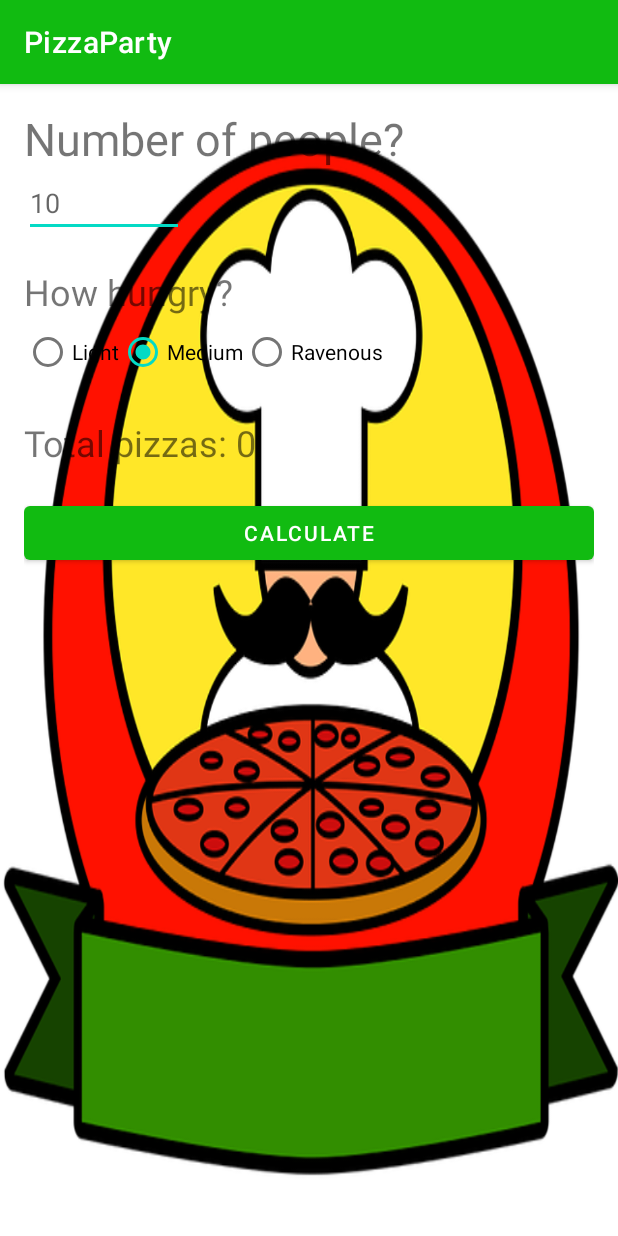
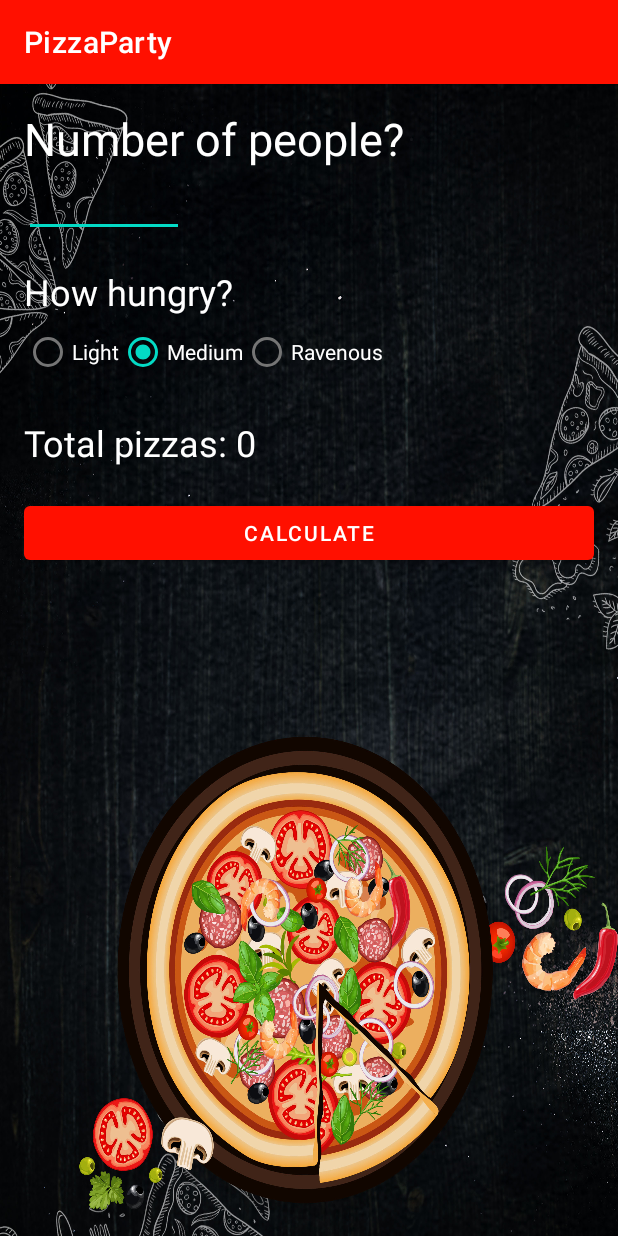
Before and after one commit to MatijaBenko/zybookPizzaPartyApp, an Android app: the screen it shows after launch (MainActivity), after a tap on "CALCULATE", on a phone screen of 412 x 824 dp. Run offline under Robolectric (Android 15) with nearby library versions, the phone set to English and light mode, and no system bars.

Commit message:
Finish PizzaParty MVC

```diff
--- a/PizzaParty/app/src/main/java/com/zybooks/pizzaparty/MainActivity.java
+++ b/PizzaParty/app/src/main/java/com/zybooks/pizzaparty/MainActivity.java
@@ -1,6 +1,7 @@
 
 package com.zybooks.pizzaparty;
 
+import android.util.Log;
 import android.os.Bundle;
 import android.view.View;
 import android.widget.EditText;
@@ -16,35 +17,48 @@ public class MainActivity extends AppCompatActivity {
     private TextView mNumPizzasTextView;
     private RadioGroup mHowHungryRadioGroup;
 
+    private final static String TAG = "MainActivity";
+
     @Override
     protected void onCreate(Bundle savedInstanceState) {
         super.onCreate(savedInstanceState);
         setContentView(R.layout.activity_main);
+
+        Log.d(TAG, "onCreate was called");
+
         mNumAttendEditText = findViewById(R.id.attendEditText);
         mNumPizzasTextView = findViewById(R.id.answerTextView);
         mHowHungryRadioGroup = findViewById(R.id.hungryRadioGroup);
     }
 
     public void calculateClick(View view) {
-        String numAttendStr = mNumAttendEditText.getText().toString();
-        int numAttend = Integer.parseInt(numAttendStr);
 
-        // Determine how many slices on average each person will eat
-        int slicesPerPerson = 0;
+        // Get how many are attending the party
+        int numAttend;
+        try {
+            String numAttendStr = mNumAttendEditText.getText().toString();
+            numAttend = Integer.parseInt(numAttendStr);
+        }
+        catch (NumberFormatException ex) {
+            numAttend = 0;
+        }
+
+        // Get hunger level selection
         int checkedId = mHowHungryRadioGroup.getCheckedRadioButtonId();
+        PizzaCalculator.HungerLevel hungerLevel = PizzaCalculator.HungerLevel.RAVENOUS;
         if (checkedId == R.id.lightRadioButton) {
-            slicesPerPerson = 2;
+            hungerLevel = PizzaCalculator.HungerLevel.LIGHT;
         }
         else if (checkedId == R.id.mediumRadioButton) {
-            slicesPerPerson = 3;
-        }
-        else if (checkedId == R.id.ravenousRadioButton) {
-            slicesPerPerson = 4;
+            hungerLevel = PizzaCalculator.HungerLevel.MEDIUM;
         }
 
-        // Calculate and show the number of pizzas needed
-        int totalPizzas = (int) Math.ceil(numAttend * slicesPerPerson /
-                (double) SLICES_PER_PIZZA);
-        mNumPizzasTextView.setText("Total pizzas: " + totalPizzas);
+        // Get the number of pizzas needed
+        PizzaCalculator calc = new PizzaCalculator(numAttend, hungerLevel);
+        int totalPizzas = calc.getTotalPizzas();
+
+        // Place totalPizzas into the string resource and display
+        String totalText = getString(R.string.total_pizzas, totalPizzas);
+        mNumPizzasTextView.setText(totalText);
     }
 }
--- /dev/null
+++ b/PizzaParty/app/src/main/java/com/zybooks/pizzaparty/PizzaCalculator.java
@@ -0,0 +1,49 @@
+package com.zybooks.pizzaparty;
+
+public class PizzaCalculator {
+    public enum HungerLevel {
+        LIGHT, MEDIUM, RAVENOUS
+    }
+
+    public final static int SLICES_PER_PIZZA = 8;
+
+    private HungerLevel mHungerLevel;
+    private int mPartySize;
+
+    public PizzaCalculator(int partySize, HungerLevel level) {
+        setHungerLevel(level);
+        setPartySize(partySize);
+    }
+
+    public HungerLevel getHungerLevel() {
+        return mHungerLevel;
+    }
+
+    public void setHungerLevel(HungerLevel level) {
+        mHungerLevel = level;
+    }
+
+    public int getPartySize() {
+        return mPartySize;
+    }
+
+    public void setPartySize(int partySize) {
+        if (partySize >= 0) {
+            mPartySize = partySize;
+        }
+    }
+
+    public int getTotalPizzas() {
+        int slicesPerPerson;
+        if (mHungerLevel == HungerLevel.LIGHT) {
+            slicesPerPerson = 2;
+        }
+        else if (mHungerLevel == HungerLevel.MEDIUM) {
+            slicesPerPerson = 3;
+        }
+        else {
+            slicesPerPerson = 4;
+        }
+        return (int) Math.ceil(mPartySize * slicesPerPerson / (double) SLICES_PER_PIZZA);
+    }
+}
--- a/PizzaParty/app/src/main/res/layout/activity_main.xml
+++ b/PizzaParty/app/src/main/res/layout/activity_main.xml
@@ -17,7 +17,9 @@
         android:layout_height="wrap_content"
         android:text="@string/number_of_people"
         android:textSize="@dimen/label_text_size"
+        android:textColor="@color/white"
         android:labelFor="@id/attendEditText" />
+
 
     <EditText
         android:id="@+id/attendEditText"
@@ -26,14 +28,16 @@
         android:inputType="number"
         android:ems="5"
         android:importantForAutofill="no"
-        android:hint="10" />
+        android:textColor="@color/white"
+        android:hint="@string/_10" />
 
     <TextView
         android:layout_width="wrap_content"
         android:layout_height="wrap_content"
         android:layout_marginTop="20dp"
-        android:text="How hungry?"
+        android:text="@string/how_hungry"
         android:textSize="24sp"
+        android:textColor="@color/white"
         android:labelFor="@id/hungryRadioGroup" />
 
     <RadioGroup
@@ -43,25 +47,29 @@
         android:orientation="horizontal">
         <RadioButton
             android:id="@+id/lightRadioButton"
-            android:text="Light"
+            android:text="@string/light"
+            android:textColor="@color/white"
             android:layout_width="wrap_content"
             android:layout_height="wrap_content" />
         <RadioButton
             android:id="@+id/mediumRadioButton"
-            android:text="Medium"
+            android:text="@string/medium"
+            android:textColor="@color/white"
             android:layout_width="wrap_content"
             android:layout_height="wrap_content"
             android:checked="true" />
         <RadioButton
             android:id="@+id/ravenousRadioButton"
-            android:text="Ravenous"
+            android:text="@string/ravenous"
+            android:textColor="@color/white"
             android:layout_width="wrap_content"
             android:layout_height="wrap_content" />
     </RadioGroup>
 
     <TextView
         android:id="@+id/answerTextView"
-        android:text="Total pizzas: ?"
+        android:text="@string/total_pizzas"
+        android:textColor="@color/white"
         android:layout_width="wrap_content"
         android:layout_height="wrap_content"
         android:layout_marginTop="20dp"
@@ -69,7 +77,7 @@
 
     <Button
         android:id="@+id/calcButton"
-        android:text="Calculate"
+        android:text="@string/calculate"
         android:layout_width="match_parent"
         android:layout_height="wrap_content"
         android:layout_marginTop="20dp"
--- a/PizzaParty/app/src/main/res/values/colors.xml
+++ b/PizzaParty/app/src/main/res/values/colors.xml
@@ -6,6 +6,7 @@
     <color name="teal_200">#FF03DAC5</color>
     <color name="teal_700">#FF018786</color>
     <color name="black">#FF000000</color>
+    <color name="red">#FF1000</color>
     <color name="white">#FFFFFFFF</color>
     <color name="my_green">#11BB11</color>
 </resources>
--- a/PizzaParty/app/src/main/res/values/strings.xml
+++ b/PizzaParty/app/src/main/res/values/strings.xml
@@ -1,4 +1,11 @@
 <resources>
     <string name="app_name">PizzaParty</string>
     <string name="number_of_people">Number of people?</string>
+    <string name="how_hungry">How hungry?</string>
+    <string name="_10">10</string>
+    <string name="light">Light</string>
+    <string name="medium">Medium</string>
+    <string name="ravenous">Ravenous</string>
+    <string name="calculate">Calculate</string>
+    <string name="total_pizzas">Total pizzas: %d</string>
 </resources>
--- a/PizzaParty/app/src/main/res/values/themes.xml
+++ b/PizzaParty/app/src/main/res/values/themes.xml
@@ -2,7 +2,7 @@
     <!-- Base application theme. -->
     <style name="Theme.PizzaParty" parent="Theme.MaterialComponents.DayNight.DarkActionBar">
         <!-- Primary brand color. -->
-        <item name="colorPrimary">@color/my_green</item>
+        <item name="colorPrimary">@color/red</item>
         <item name="colorPrimaryVariant">@color/purple_700</item>
         <item name="colorOnPrimary">@color/white</item>
         <!-- Secondary brand color. -->
```
Also changed, not shown: PizzaParty/app/src/main/res/drawable/pizza_background.jpg (added), PizzaParty/app/src/main/res/drawable/pizza_background.png (deleted).
